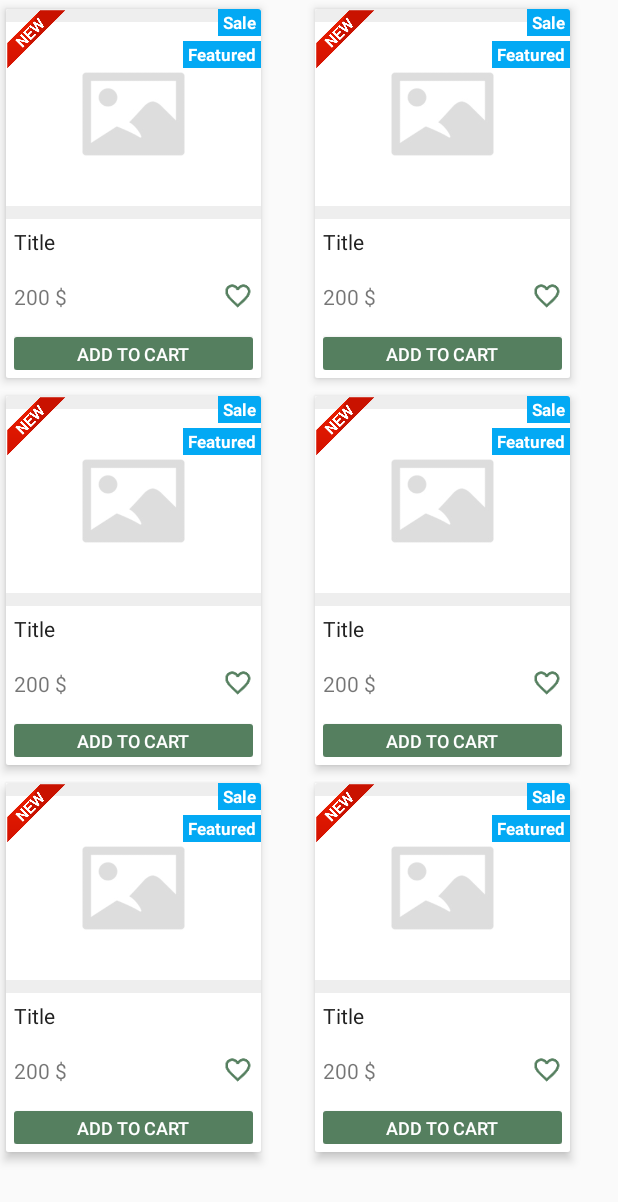
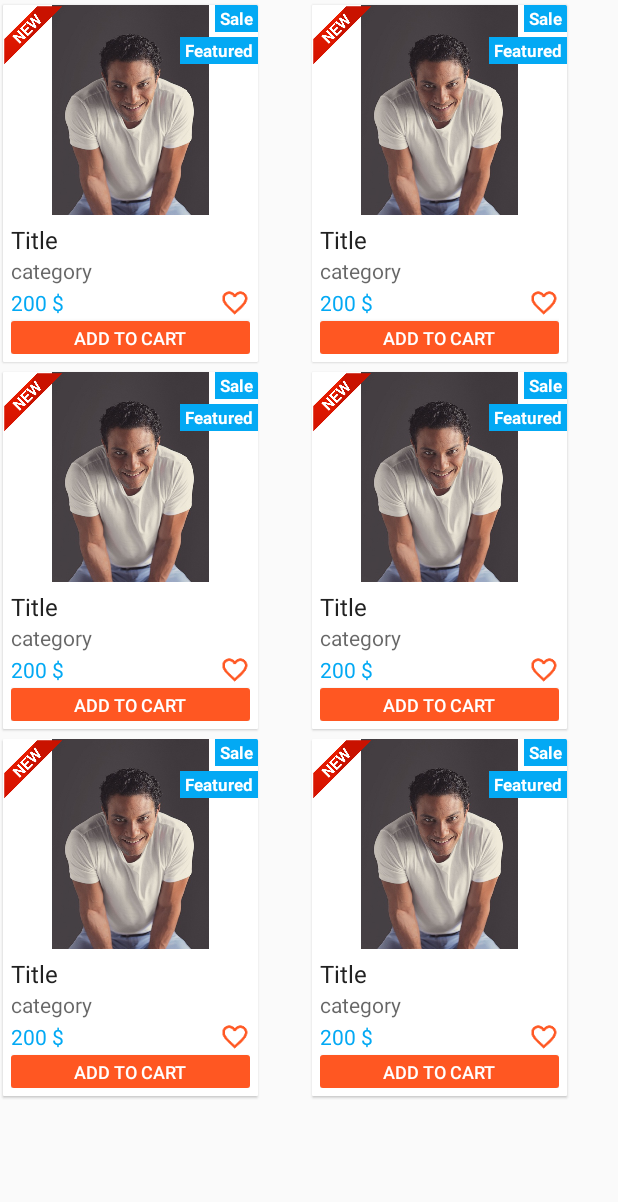
Before and after one commit to IbrahimSayed94/Ensumble, an Android app: the fragment TabHomeFragment shown on its own in the app's theme, on a phone screen of 412 x 824 dp. Shown: the top 1202 px of the screen. Run offline under Robolectric (Android 15) with nearby library versions, the light colour scheme and no system bars; our stand-ins replace ButterKnife; 1 statement that could not run was skipped.

Commit message:
adding some other xml files

```diff
--- /dev/null
+++ b/app/src/main/res/drawable/rounded_corners_button_orange.xml
@@ -0,0 +1,13 @@
+<?xml version="1.0" encoding="utf-8"?>
+<shape xmlns:android="http://schemas.android.com/apk/res/android"
+    android:shape="rectangle" >
+
+    <solid android:color="@color/colorAccentOrange"/>
+
+    <corners
+        android:topLeftRadius="2dp"
+        android:topRightRadius="2dp"
+        android:bottomLeftRadius="2dp"
+        android:bottomRightRadius="2dp" />
+
+</shape>
--- a/app/src/main/res/drawable/toggle_ic_favorite.xml
+++ b/app/src/main/res/drawable/toggle_ic_favorite.xml
@@ -3,11 +3,11 @@
 
     <item android:state_checked="false">
         <bitmap android:src="@drawable/ic_favorite_border"
-                android:tint="@color/colorAccentGreen" />
+                android:tint="@color/colorAccentOrange" />
     </item>
     <item android:state_checked="true">
         <bitmap android:src="@drawable/ic_favorite"
-                android:tint="@color/colorAccentGreen" />
+                android:tint="@color/colorAccentOrange" />
     </item>
 
 
--- a/app/src/main/res/layout/fragment_my_cart.xml
+++ b/app/src/main/res/layout/fragment_my_cart.xml
@@ -88,7 +88,7 @@
                             android:layout_marginStart="8dp"
                             android:layout_centerVertical="true"
                             android:layout_alignParentEnd="true"
-                            android:background="@drawable/rounded_corners_button_green" />
+                            android:background="@drawable/rounded_corners_button_orange" />
 
                         <EditText
                             android:id="@+id/cart_coupon_code"
@@ -152,7 +152,7 @@
                     android:textSize="18sp"
                     android:textStyle="bold"
                     android:textAlignment="textStart"
-                    android:textColor="@color/colorAccentGreen"
+                    android:textColor="@color/colorAccentOrange"
                     android:padding="5dp"
                     android:gravity="start"
                     android:layout_centerVertical="true"
@@ -170,7 +170,7 @@
                     android:layout_marginEnd="5dp"
                     android:layout_centerVertical="true"
                     android:layout_alignParentEnd="true"
-                    android:background="@drawable/rounded_corners_button_green" />
+                    android:background="@drawable/rounded_corners_button_orange" />
 
             </RelativeLayout>
 
--- a/app/src/main/res/layout/item_category.xml
+++ b/app/src/main/res/layout/item_category.xml
@@ -4,8 +4,8 @@
     xmlns:card_view="http://schemas.android.com/apk/res-auto"
     android:layout_width="wrap_content"
     android:layout_height="wrap_content"
-    card_view:cardElevation="4dp"
-    card_view:cardCornerRadius="2dp"
+    card_view:cardElevation="1dp"
+    card_view:cardCornerRadius="1dp"
     card_view:cardUseCompatPadding="true"
     card_view:cardPreventCornerOverlap="false">
 
@@ -36,10 +36,10 @@
                     android:id="@+id/product_cover"
                     android:layout_width="@dimen/lg_card_cover_width"
                     android:layout_height="@dimen/lg_card_cover_height"
-                    android:src="@drawable/placeholder"
+                    android:src="@drawable/asser"
                     android:clickable="true"
                     android:scaleType="fitCenter"
-                    android:background="@color/windowBackground" />
+                    android:background="@color/white" />
 
                 <ImageView
                     android:id="@+id/product_tag_new"
@@ -100,14 +100,24 @@
                     android:layout_width="match_parent"
                     android:layout_height="wrap_content"
                     android:maxLines="1"
-                    android:textSize="14sp"
+                    android:textSize="16sp"
                     android:text="Title"
                     android:textAlignment="viewStart"
                     android:textColor="@color/textColorSecondaryDark" />
 
+                <TextView
+                    android:id="@+id/item_category"
+                    android:layout_width="match_parent"
+                    android:layout_height="wrap_content"
+                    android:hint="category"
+                    android:textSize="14sp"
+                    android:textAlignment="viewStart"
+                    android:maxLines="1"
+                    />
+
                 <RelativeLayout
                     android:layout_width="match_parent"
-                    android:layout_height="50dp"
+                    android:layout_height="wrap_content"
                     android:layout_marginTop="2dp">
 
                     <ToggleButton
@@ -126,6 +136,7 @@
                         android:layout_height="wrap_content"
                         android:layout_alignParentStart="true"
                         android:layout_centerVertical="true"
+                        android:textColor="@color/colorAccentBlue"
                         android:text="200 $"
                         android:layout_toStartOf="@+id/product_like_btn"/>
 
@@ -140,7 +151,7 @@
                     android:textColor="@color/white"
                     android:textSize="@dimen/sm_card_btn_text"
                     android:layout_marginTop="@dimen/sm_card_btn_margin"
-                    android:background="@drawable/rounded_corners_button_green" />
+                    android:background="@drawable/rounded_corners_button_orange" />
 
             </LinearLayout>
 
--- a/app/src/main/res/layout/raw_my_cart_items.xml
+++ b/app/src/main/res/layout/raw_my_cart_items.xml
@@ -128,7 +128,7 @@
                         android:src="@drawable/ic_chevron_left"
                         android:scaleType="centerInside"
                         android:tint="@color/white"
-                        android:background="@drawable/rounded_corners_button_green" />
+                        android:background="@drawable/rounded_corners_button_orange" />
 
                     <TextView
                         android:id="@+id/cart_item_quantity"
@@ -146,7 +146,7 @@
                         android:src="@drawable/ic_chevron_right"
                         android:scaleType="centerInside"
                         android:tint="@color/white"
-                        android:background="@drawable/rounded_corners_button_green" />
+                        android:background="@drawable/rounded_corners_button_orange" />
 
                 </LinearLayout>
 
--- a/app/src/main/res/layout/signup.xml
+++ b/app/src/main/res/layout/signup.xml
@@ -31,7 +31,7 @@
                     android:src="@drawable/icons_stripe"
                     android:tint="@color/iconsLight"/>
 
-                <com.vectorcoder.androidwoocommerce.customs.CircularImageView
+                <!--<com.vectorcoder.androidwoocommerce.customs.CircularImageView
                     android:id="@+id/user_photo"
                     android:layout_width="match_parent"
                     android:layout_height="match_parent"
@@ -39,7 +39,7 @@
                     android:src="@drawable/profile"
                     app:border_color="@color/white"
                     app:border_overlay="true"
-                    app:border_width="2dp"/>
+                    app:border_width="2dp"/>-->
 
                 <android.support.design.widget.FloatingActionButton
                     android:id="@+id/user_photo_edit_fab"
--- a/app/src/main/res/values/colors.xml
+++ b/app/src/main/res/values/colors.xml
@@ -28,6 +28,7 @@
     <color name="colorAccentBlue">#03a9f4</color>
     <color name="colorAccentGrey">#999999</color>
     <color name="colorAccentGreen">#557f5f</color>
+    <color name="colorAccentOrange">#ff5722</color>
 
     <color name="progressGreen">#78c8a1</color>
     <color name="progressGreenLight">#aed787</color>
@@ -62,4 +63,5 @@
     <color name="light_grey">#808080</color>
 
 
+
 </resources>
```
Also changed, not shown: app/src/main/res/layout/raw_seller.xml (+10 -1 lines).
